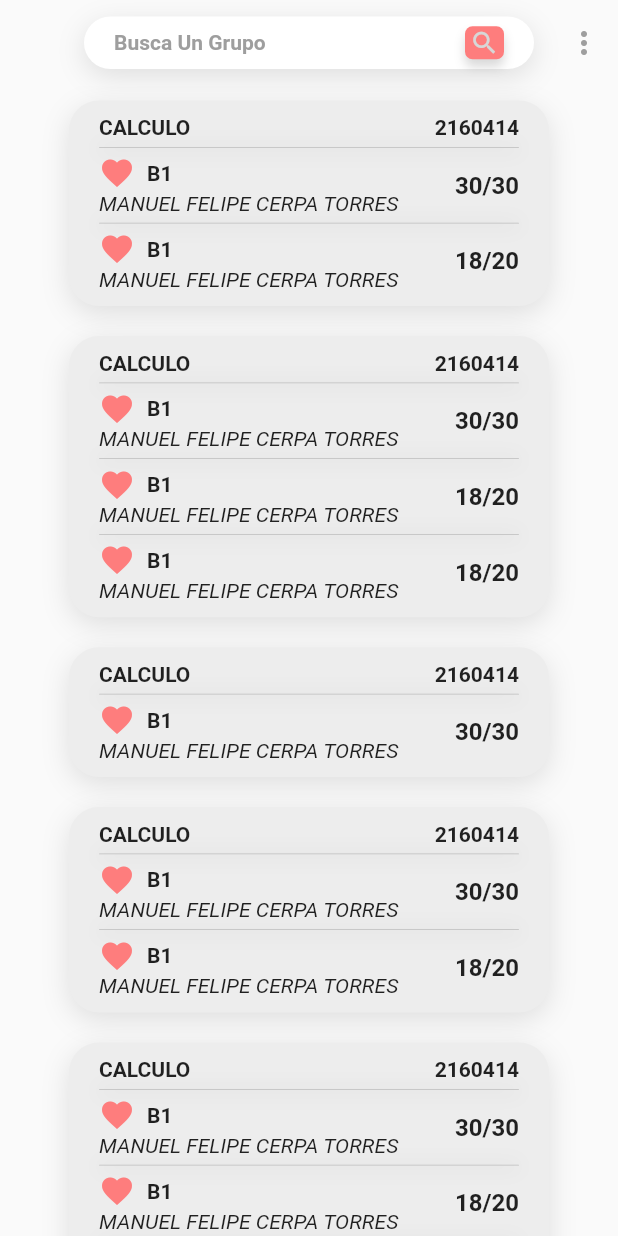
After one commit to camilosanmiguel/asignaturasuis, a Flutter app: the screen it shows after launch, on a phone screen of 412 x 824 dp. The commit adds this screen. Run offline on Flutter 3.47's test engine with Material 2 defaults, Android fonts, the light colour scheme and no system bars; our stand-ins replace bloc, flutter_bloc.

Commit message:
Se refactoriza el proyecto

```diff
--- a/lib/main.dart
+++ b/lib/main.dart
@@ -1,5 +1,5 @@
 import 'package:flutter/material.dart';
-import 'package:cupos_uis/src/pages/home_page.dart';
+import 'src/pages/home/home_page.dart';
 
 void main() {
   runApp(MyApp());
--- a/lib/src/models/curso.dart
+++ b/lib/src/models/curso.dart
@@ -1,11 +1,12 @@
 import 'package:cupos_uis/src/models/grupo.dart';
+import 'package:flutter/widgets.dart';
 
 class Curso {
   final int codigo;
   final String nombre;
   final List<Grupo> grupos;
 
-  Curso({this.codigo, this.nombre, this.grupos});
+  Curso({@required this.codigo, @required this.nombre, @required this.grupos});
 
   Curso.fromJson(Map<String, dynamic> parsedJson)
       : codigo = parsedJson['codigo'],
--- a/lib/src/models/grupo.dart
+++ b/lib/src/models/grupo.dart
@@ -1,11 +1,16 @@
 import 'package:cupos_uis/src/models/horario.dart';
+import 'package:flutter/widgets.dart';
 
 class Grupo {
   final String nombreGrupo;
   final int capacidad, matriculados;
   final List<Horario> horarios;
 
-  Grupo({this.nombreGrupo, this.capacidad, this.matriculados, this.horarios});
+  Grupo(
+      {@required this.nombreGrupo,
+      @required this.matriculados,
+      @required this.capacidad,
+      @required this.horarios});
 
   Grupo.fromJson(Map<String, dynamic> parsedJson)
       : nombreGrupo = parsedJson['nombreGrupo'],
--- a/lib/src/models/horario.dart
+++ b/lib/src/models/horario.dart
@@ -1,7 +1,13 @@
+import 'package:flutter/widgets.dart';
+
 class Horario {
   final String dia, hora, edificio, profesor;
 
-  Horario({this.dia, this.hora, this.edificio, this.profesor});
+  Horario(
+      {@required this.dia,
+      @required this.hora,
+      @required this.edificio,
+      @required this.profesor});
 
   Horario.fromJson(Map<String, dynamic> parsedJson)
       : dia = parsedJson['dia'],
--- /dev/null
+++ b/lib/src/pages/home/home_page.dart
@@ -0,0 +1,22 @@
+import 'package:flutter/material.dart';
+
+import 'widgets/header.dart';
+import 'widgets/body.dart';
+
+class HomePage extends StatelessWidget {
+  @override
+  Widget build(BuildContext context) {
+    return Scaffold(
+      body: SafeArea(
+        child: Column(
+          crossAxisAlignment: CrossAxisAlignment.center,
+          mainAxisSize: MainAxisSize.max,
+          children: <Widget>[
+            Header(),
+            Body(),
+          ],
+        ),
+      ),
+    );
+  }
+}
--- /dev/null
+++ b/lib/src/pages/home/widgets/body.dart
@@ -0,0 +1,39 @@
+import 'package:flutter/material.dart';
+
+import 'package:flutter_bloc/flutter_bloc.dart';
+import 'package:cupos_uis/src/cubit/curso_cubit.dart';
+import 'package:cupos_uis/src/models/curso.dart';
+
+import 'package:cupos_uis/src/pages/widgets/card_group.dart';
+import 'package:cupos_uis/src/pages/widgets/texto.dart';
+
+class Body extends StatelessWidget {
+  const Body({
+    Key key,
+  }) : super(key: key);
+
+  @override
+  Widget build(BuildContext context) {
+    return BlocBuilder<CursoCubit, List<Curso>>(
+      cubit: CursoCubit(),
+      builder: (_, cursos) => cursos.isEmpty
+          ? Texto()
+          : Expanded(
+              child: ListView.builder(
+                itemCount: cursos.length,
+                itemBuilder: (_, i) => Center(
+                  child: Padding(
+                    padding: const EdgeInsets.symmetric(vertical: 10),
+                    child: SizedBox(
+                      width: 320,
+                      child: CardGroup(
+                        curso: cursos[i],
+                      ),
+                    ),
+                  ),
+                ),
+              ),
+            ),
+    );
+  }
+}
--- /dev/null
+++ b/lib/src/pages/home/widgets/header.dart
@@ -0,0 +1,31 @@
+import 'package:flutter/material.dart';
+import 'package:cupos_uis/src/pages/widgets/buscar.dart';
+
+class Header extends StatelessWidget {
+  @override
+  Widget build(BuildContext context) {
+    return Padding(
+      padding: const EdgeInsets.symmetric(vertical: 11.0),
+      child: Row(
+        mainAxisAlignment: MainAxisAlignment.spaceAround,
+        children: <Widget>[
+          InkWell(
+            child: Icon(
+              Icons.arrow_back,
+              color: Colors.transparent,
+            ),
+          ),
+          Buscar(),
+          InkWell(
+            borderRadius: BorderRadius.circular(20),
+            onTap: () {},
+            child: Icon(
+              Icons.more_vert,
+              color: Color(0xff9E9E9E),
+            ),
+          ),
+        ],
+      ),
+    );
+  }
+}
--- a/lib/src/pages/widgets/buscar_widget.dart
+++ b/lib/src/pages/widgets/buscar.dart
@@ -41,7 +41,15 @@ class Buscar extends StatelessWidget {
                 color: Color(0xff9E9E9E),
               ),
             ),
-            Container(
+            iconoBuscar()
+          ],
+        ),
+      ),
+    );
+  }
+
+  Widget iconoBuscar() {
+    return Container(
       padding: EdgeInsets.symmetric(horizontal: 3, vertical: 1),
       child: Icon(
         Icons.search,
@@ -59,10 +67,6 @@ class Buscar extends StatelessWidget {
               offset: Offset(0, 5))
         ],
       ),
-            )
-          ],
-        ),
-      ),
     );
   }
 }
--- a/lib/src/pages/widgets/card_widget.dart
+++ b/lib/src/pages/widgets/card_group.dart
@@ -2,9 +2,9 @@ import 'package:cupos_uis/src/models/curso.dart';
 import 'package:cupos_uis/src/models/grupo.dart';
 import 'package:flutter/material.dart';
 
-class CardGruop extends StatelessWidget {
+class CardGroup extends StatelessWidget {
   final Curso curso;
-  CardGruop({@required this.curso});
+  CardGroup({@required this.curso});
 
   @override
   Widget build(BuildContext context) {
--- a/lib/src/pages/widgets/texto_home_widget.dart
+++ b/lib/src/pages/widgets/texto.dart
@@ -1,7 +1,7 @@
 import 'package:flutter/material.dart';
 
-class TextoHome extends StatelessWidget {
-  const TextoHome({
+class Texto extends StatelessWidget {
+  const Texto({
     Key key,
   }) : super(key: key);
 
```
Also changed, not shown: lib/src/pages/home_page.dart (deleted, +0 -74 lines), lib/src/search/search_delegate.dart (+3 -4 lines). Lines whose indentation alone changed are shown as unchanged.
